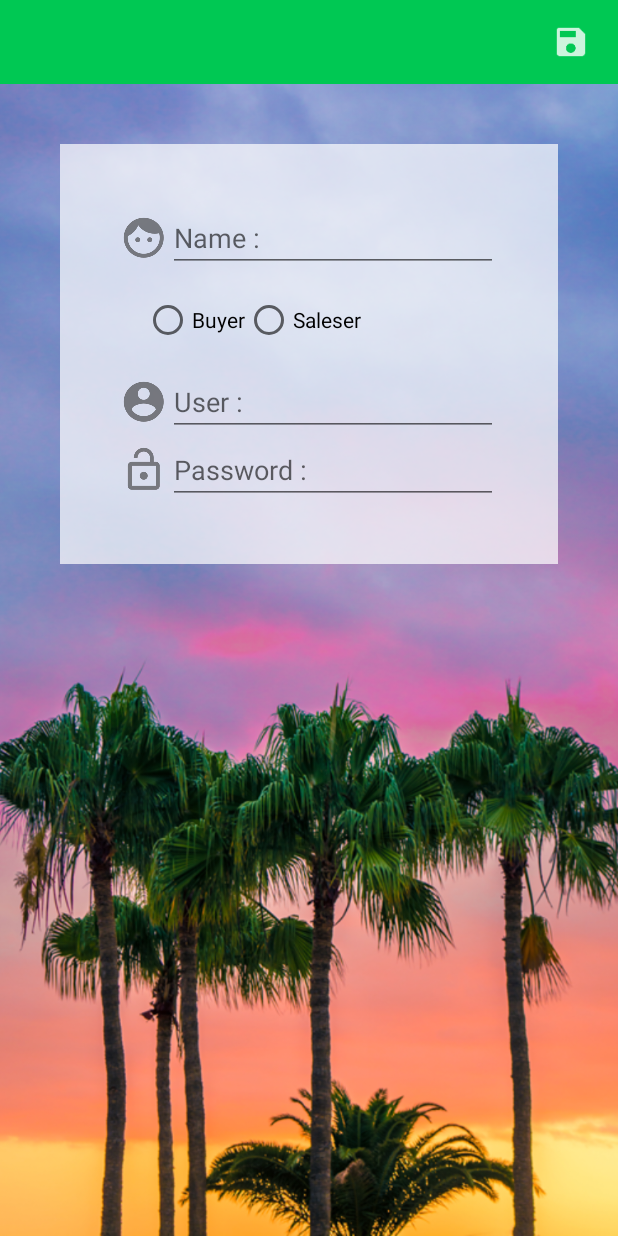
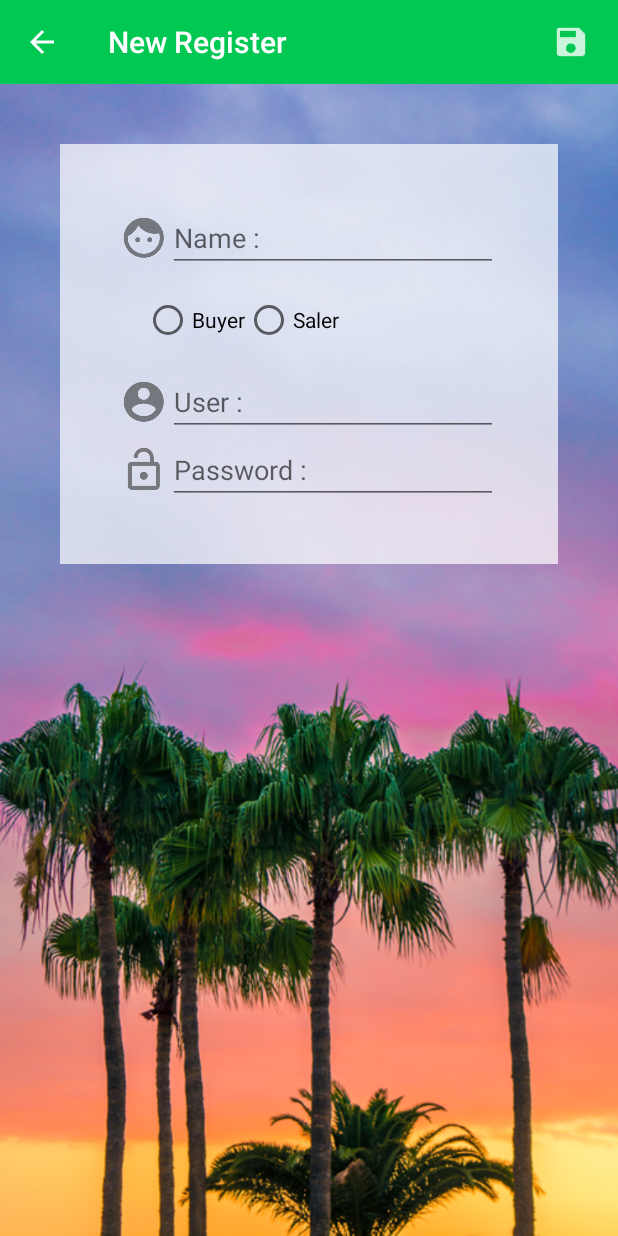
Before and after one commit to Amonsirik/RMUTSV, an Android app: the screen it shows after launch (MainActivity), after a tap on "New Register", on a phone screen of 412 x 824 dp. Run offline under Robolectric (Android 15) with nearby library versions, the phone set to English and light mode, and no system bars; 1 statement that could not run was skipped.

Commit message:
finish 7nov

```diff
--- a/app/src/main/java/app/sirikhamhom/amon/rmutsvservice/fragment/RegisterFragment.java
+++ b/app/src/main/java/app/sirikhamhom/amon/rmutsvservice/fragment/RegisterFragment.java
@@ -3,16 +3,135 @@ package app.sirikhamhom.amon.rmutsvservice.fragment;
 import android.os.Bundle;
 import android.support.annotation.Nullable;
 import android.support.v4.app.Fragment;
+import android.support.v7.widget.Toolbar;
 import android.view.LayoutInflater;
 import android.view.View;
 import android.view.ViewGroup;
+import android.widget.EditText;
+import android.widget.ImageView;
+import android.widget.RadioGroup;
+
+
+import java.util.Locale;
+
+import app.sirikhamhom.amon.rmutsvservice.MainActivity;
 import app.sirikhamhom.amon.rmutsvservice.R;
+import app.sirikhamhom.amon.rmutsvservice.utility.MyAlert;
 
 /**
  * Created by Windows10 on 7/11/2560.
  */
 
 public class RegisterFragment extends Fragment {
+
+//    Explicit
+    private String nameString;
+    private String userString;
+    private String passwordString;
+    private String categoryString;
+    private String boolean aBoolean = true;
+
+
+
+
+
+    @Override
+    public void onActivityCreated(@Nullable Bundle savedInstanceState) {
+        super.onActivityCreated(savedInstanceState);
+
+//        Toolbar Controller
+        toolbarController();
+//        save Controller
+        saveController();
+
+//        Category Controller
+        categoryController();
+
+
+    } // Main Method
+
+    private void categoryController() {
+        RadioGroup radioGroup = getView().findViewById(R.id.ragCategory);
+        radioGroup.setOnCheckedChangeListener(new RadioGroup.OnCheckedChangeListener() {
+            @Override
+            public void onCheckedChanged(RadioGroup radioGroup, int i) {
+
+             aBoolean = false;
+                switch (i) {
+                    case R.id.radBuyer:
+                    categoryString = "Buyer";
+                    break;
+                    case R.id.radSaler:
+                        categoryString = "Saler";
+                        break;
+                }
+
+            }
+        });
+
+    }
+
+    private void saveController() {
+        ImageView imageView = getView().findViewById(R.id.imvSave);
+        imageView.setOnClickListener(new View.OnClickListener() {
+
+            @Override
+            public void onClick(View view) {
+
+//                Initial View
+                EditText nameEditText = getView().findViewById(R.id.edtName);
+                EditText userEditText = getView().findViewById(R.id.edtUser);
+                EditText passwordEditText = getView().findViewById(R.id.edtPassword);
+
+//                Change Date Type
+                nameString = nameEditText.getText().toString().trim();
+                userString = userEditText.getText().toString().trim();
+                passwordString = passwordEditText.getText().toString().trim();
+
+//                        check Space
+                if (nameString.equals("")|| userString.equals("")|| passwordString.equals("")) {
+//                    Have Space
+                    MyAlert myAlert = new MyAlert(getActivity());
+                    myAlert.myDialog("Have Space",
+                            "Please All Every Blank");
+                } else if (aBoolean) {
+//                    Non Choose Choice
+                    MyAlert myAlert = new MyAlert(getActivity());
+                    myAlert.myDialog("Non Chose Category",
+                            "Please Choose Category");
+                } else {
+//                    Choosed Choice
+
+                }
+
+
+            } // onClick
+
+
+        });
+
+    }
+
+    private void toolbarController() {
+        Toolbar toolbar = getView().findViewById(R.id.toolbarRegister);
+        ((MainActivity)getActivity()).setSupportActionBar(toolbar);
+        ((MainActivity) getActivity())
+                .getSupportActionBar().
+                setTitle(getResources().getString(R.string.register));
+
+        ((MainActivity) getActivity()).getSupportActionBar().setHomeButtonEnabled(true);
+        ((MainActivity) getActivity()).getSupportActionBar().setDisplayHomeAsUpEnabled(true);
+        toolbar.setNavigationOnClickListener(new View.OnClickListener() {
+            @Override
+            public void onClick(View view) {
+
+                getActivity().getSupportFragmentManager().popBackStack();
+
+            }
+        });
+
+
+    }
 
     @Nullable
     @Override
--- a/app/src/main/res/layout/fragment_regifter.xml
+++ b/app/src/main/res/layout/fragment_regifter.xml
@@ -46,6 +46,7 @@
 
             <!--TextField-->
             <EditText
+                android:id="@+id/edtName"
                 android:inputType="text"
                 android:hint="@string/name"
                 android:layout_width="match_parent"
@@ -57,6 +58,7 @@
 
         <!--Category-->
         <RadioGroup
+            android:id="@+id/radCategory"
             android:padding="16dp"
             android:orientation="horizontal"
             android:layout_width="match_parent"
@@ -64,13 +66,15 @@
 
             <!--Buyer-->
             <RadioButton
+                android:id="@+id/radBuyer"
                 android:text="Buyer"
                 android:layout_width="wrap_content"
                 android:layout_height="wrap_content" />
 
             <!--<Saleser-->
             <RadioButton
-                android:text="Saleser"
+                android:id="@+id/radSaler"
+                android:text="Saler"
                 android:layout_width="wrap_content"
                 android:layout_height="wrap_content" />
         </RadioGroup>
@@ -90,6 +94,7 @@
 
             <!--TextField-->
             <EditText
+                android:id="@+id/edtUser"
                 android:inputType="text"
                 android:hint="@string/user"
                 android:layout_width="match_parent"
@@ -114,6 +119,7 @@
 
             <!--TextField-->
             <EditText
+                android:id="@+id/edtPassword"
                 android:inputType="text"
                 android:hint="@string/password"
                 android:layout_width="match_parent"
--- /dev/null
+++ b/app/src/main/res/values/ids.xml
@@ -0,0 +1,4 @@
+<?xml version="1.0" encoding="utf-8"?>
+<resources>
+    <item name="ragCategory" type="id" />
+</resources>
```
Also changed, not shown: app/src/main/java/app/sirikhamhom/amon/rmutsvservice/utility/MyAlert.java (added, +39 -0 lines), app/src/main/res/drawable-hdpi/ic_action_alert.png (added), app/src/main/res/drawable-mdpi/ic_action_alert.png (added), app/src/main/res/drawable-xhdpi/ic_action_alert.png (added), app/src/main/res/drawable-xxhdpi/ic_action_alert.png (added), app/src/main/res/drawable/bg.png (renamed from app/src/main/res/drawable-v24/bg.png), app/src/main/res/drawable/logo1.png (renamed from app/src/main/res/drawable-v24/logo1.png).
